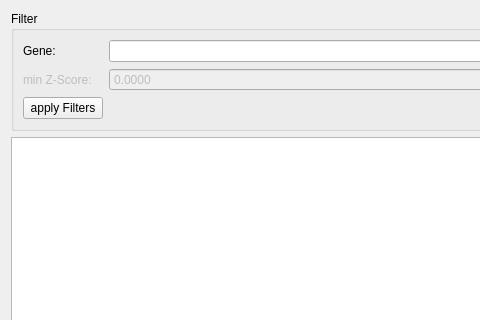
Above: src/GSvar/ExpressionDataWidget.ui from imgag/ngs-bits before the change; both pictures show x 0 to 480 and y 0 to 320 of the 655 by 600 pixel window. Below: the same form after it.
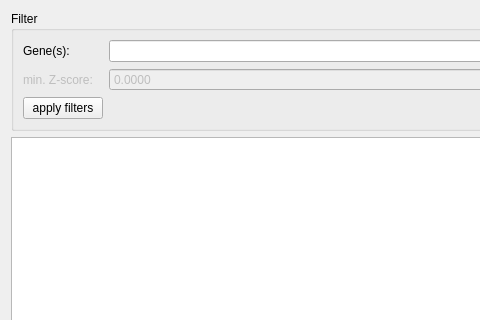
That is the form after the change.

Commit message: src/GSvar/ExpressionDataWidget*: minor changes to columns and labels

Patch:
```diff
--- a/src/GSvar/ExpressionDataWidget.ui
+++ b/src/GSvar/ExpressionDataWidget.ui
@@ -38,7 +38,7 @@
       <item row="0" column="0">
        <widget class="QLabel" name="label">
         <property name="text">
-         <string>Gene:</string>
+         <string>Gene(s):</string>
         </property>
        </widget>
       </item>
@@ -55,7 +55,7 @@
          <bool>false</bool>
         </property>
         <property name="text">
-         <string>min Z-Score:</string>
+         <string>min. Z-score:</string>
         </property>
        </widget>
       </item>
@@ -75,7 +75,7 @@
       <item row="2" column="0">
        <widget class="QPushButton" name="apply_filters">
         <property name="text">
-         <string>apply Filters</string>
+         <string>apply filters</string>
         </property>
        </widget>
       </item>
```
The commit also changes 1 other file.
